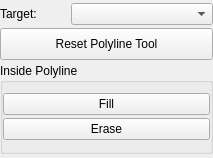
This is src/Interface/ToolInterface/PolyLineToolInterface.ui in SCIInstitute/Seg3D as Qt 5 draws it before an edit. The edited form follows.
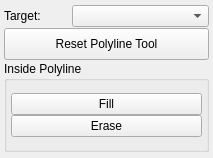
This is the edited form.

```diff
--- a/src/Interface/ToolInterface/PolyLineToolInterface.ui
+++ b/src/Interface/ToolInterface/PolyLineToolInterface.ui
@@ -36,7 +36,7 @@
     <number>0</number>
    </property>
    <property name="margin">
-    <number>0</number>
+    <number>4</number>
    </property>
    <item>
     <layout class="QHBoxLayout" name="activeHLayout" stretch="1,2">
@@ -111,9 +111,15 @@
        <number>0</number>
       </property>
       <item>
-       <layout class="QVBoxLayout" name="insideVLayout">
+       <layout class="QVBoxLayout" name="insideVLayout" stretch="1,1">
         <property name="spacing">
-         <number>3</number>
+         <number>0</number>
+        </property>
+        <property name="leftMargin">
+         <number>4</number>
+        </property>
+        <property name="rightMargin">
+         <number>4</number>
         </property>
         <item>
          <widget class="QPushButton" name="insideFillButton">
```
